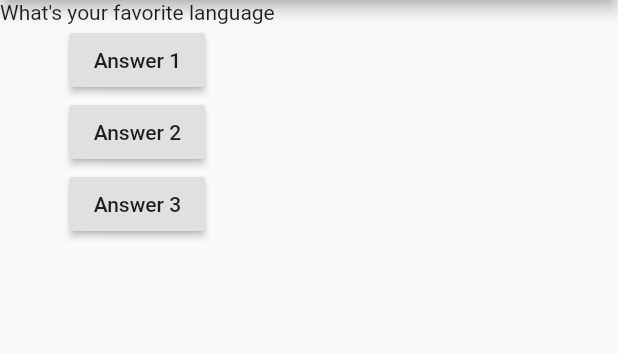
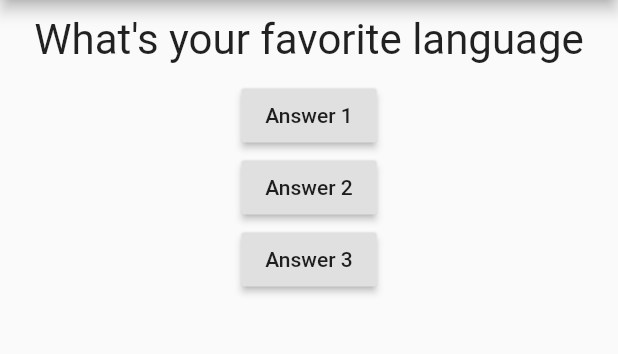
Before and after one commit to JafarSadikGhub/FlutterDevelopment, a Flutter app: the screen it shows after launch, after a tap on "Answer 1", on a phone screen of 412 x 824 dp, the part 84-438 px from its top. Run offline on Flutter 3.47's test engine with Material 2 defaults, Android fonts, the phone set to English and light mode, and no system bars.

Commit message:
main dart v6+question dart v1

```diff
--- a/flutter_complete_guide/lib/main.dart
+++ b/flutter_complete_guide/lib/main.dart
@@ -1,5 +1,6 @@
 import 'package:flutter/cupertino.dart';
 import 'package:flutter/material.dart';
+import 'question.dart';
 
 /*void main()
  {
@@ -11,20 +12,20 @@ class MyApp extends StatefulWidget {
   @override
   State<StatefulWidget> createState() {
     // TODO: implement createState
-    return MyAppState();
+    return _MyAppState();
   }
 }
 
-class MyAppState extends State<MyApp> {
-  var questionIndex = 0;
+class _MyAppState extends State<MyApp> {
+  var _questionIndex = 0;
 
-  void answerQuestion() {
+  void _answerQuestion() {
     setState(() {
-      questionIndex = questionIndex + 1;
+      _questionIndex = _questionIndex + 1;
     });
 
     print('Answer Chosen!');
-    print(questionIndex);
+    print(_questionIndex);
   }
 
   @override
@@ -40,10 +41,12 @@ class MyAppState extends State<MyApp> {
         ),
         body: Column(
           children: [
-            Text(questions[questionIndex]),
+            Question(
+              questions[_questionIndex],
+            ),
             RaisedButton(
               child: Text('Answer 1'),
-              onPressed: answerQuestion,
+              onPressed: _answerQuestion,
             ),
             RaisedButton(
               child: Text('Answer 2'),
--- /dev/null
+++ b/flutter_complete_guide/lib/question.dart
@@ -0,0 +1,20 @@
+import 'package:flutter/material.dart';
+
+class Question extends StatelessWidget {
+  final String questionText;
+
+  Question(this.questionText);
+
+  @override
+  Widget build(BuildContext context) {
+    return Container(
+      width: double.infinity,
+      margin: EdgeInsets.all(10),
+      child: Text(
+        questionText,
+        style: TextStyle(fontSize: 28),
+        textAlign: TextAlign.center,
+      ),
+    );
+  }
+}
```
